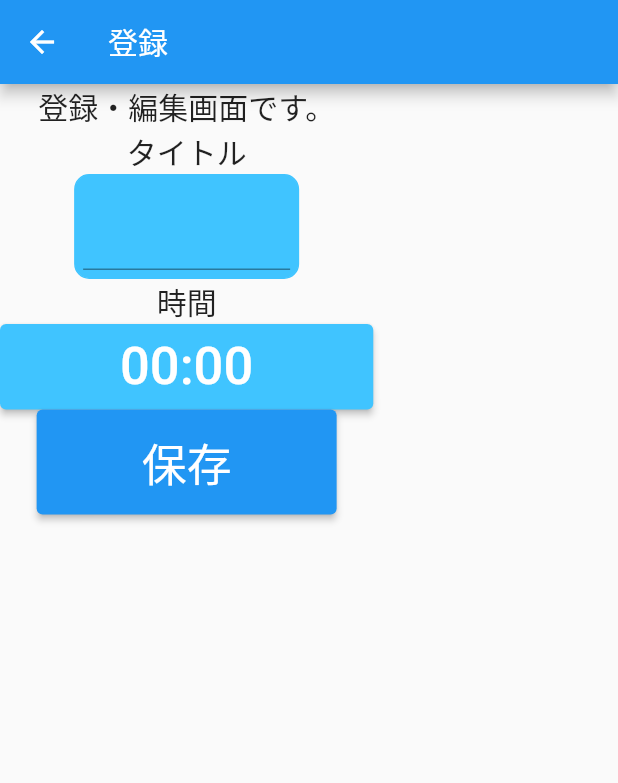
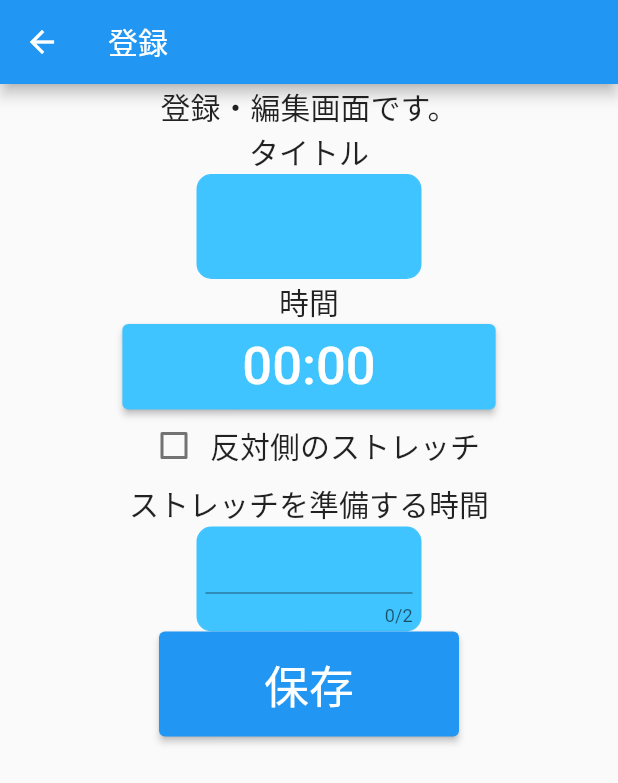
Before and after one commit to yousetsu/simplestretchtimer, a Flutter app: the StretchScreen screen opened directly, on a phone screen of 412 x 824 dp. Shown: the top 783 px of the screen. Run offline on Flutter 3.47's test engine with Material 2 defaults, Android fonts, the phone set to English and light mode, and no system bars; our stand-ins replace sqflite; missing offline and left inert: flutter_beep, flutter_picker; accounts and stored records are empty; statements that could not run were skipped.

Commit message:
登録画面作成

```diff
--- a/lib/stretch.dart
+++ b/lib/stretch.dart
@@ -1,4 +1,5 @@
 import 'package:flutter/material.dart';
+import 'package:flutter/services.dart';
 import 'package:flutter_picker/flutter_picker.dart';
 import "package:intl/intl.dart";
 
@@ -17,7 +18,17 @@
 
   final _formKey = GlobalKey<FormState>();
   final _textControllerTitle = TextEditingController();
+  final _textControllerPreSecond = TextEditingController();
   DateTime _time = DateTime.utc(0, 0, 0);
+
+  bool _flag = false;
+
+  void _handleCheckbox(bool? e) {
+    setState(() {
+      _flag = e!;
+    });
+  }
+
   @override
   void initState() {
     super.initState();
@@ -89,6 +100,51 @@
                   },
                   child: Text(DateFormat.Hm().format(_time), style: const TextStyle(fontSize: 35),),
                 ),
+                ///左右上下反対側のストレッチ
+
+          Row(
+              mainAxisAlignment: MainAxisAlignment.center,
+              children:  <Widget>[
+                Checkbox(
+                  activeColor: Colors.blue, // Onになった時の色を指定
+                  value: _flag, // チェックボックスのOn/Offを保持する値
+                  onChanged: _handleCheckbox, // チェックボックスを押下した際に行う処理
+                ),
+                Text('反対側のストレッチ',style:TextStyle(fontSize: 20.0)),
+              ]),
+
+                ///ストレッチを準備する時間（秒）
+                Text('ストレッチを準備する時間',style:TextStyle(fontSize: 20.0)),
+                Container(
+                  padding: const EdgeInsets.all(5.0),
+                  alignment: Alignment.bottomCenter,
+                  width: 150.0,
+                  height: 70,
+                  decoration: BoxDecoration(
+                    border: Border.all(color: Colors.lightBlueAccent),
+                    borderRadius: BorderRadius.circular(10),
+                    color: Colors.lightBlueAccent,
+                  ),
+                  child:Form(
+                    key: _formKey,
+                    child: TextFormField(
+                      controller: _textControllerPreSecond,
+                      validator: (value) {
+                        if (value != null && value.isEmpty) {
+                          return '何か入力してください';
+                        }else if(int.parse(value!) > 99){
+                          return '最高99秒までです';
+                        }
+                        return null;
+                      },
+                      // decoration: InputDecoration(hintText: "1~180"),
+                      style: const TextStyle(fontSize: 25, color: Colors.white,),
+                      textAlign: TextAlign.center,
+                      maxLength: 2,
+                         inputFormatters: [FilteringTextInputFormatter.digitsOnly],
+                    ),
+                  ),
+                ),
 
                 ///保存ボタン
                 SizedBox(
```
Also changed, not shown: 1 other file.
